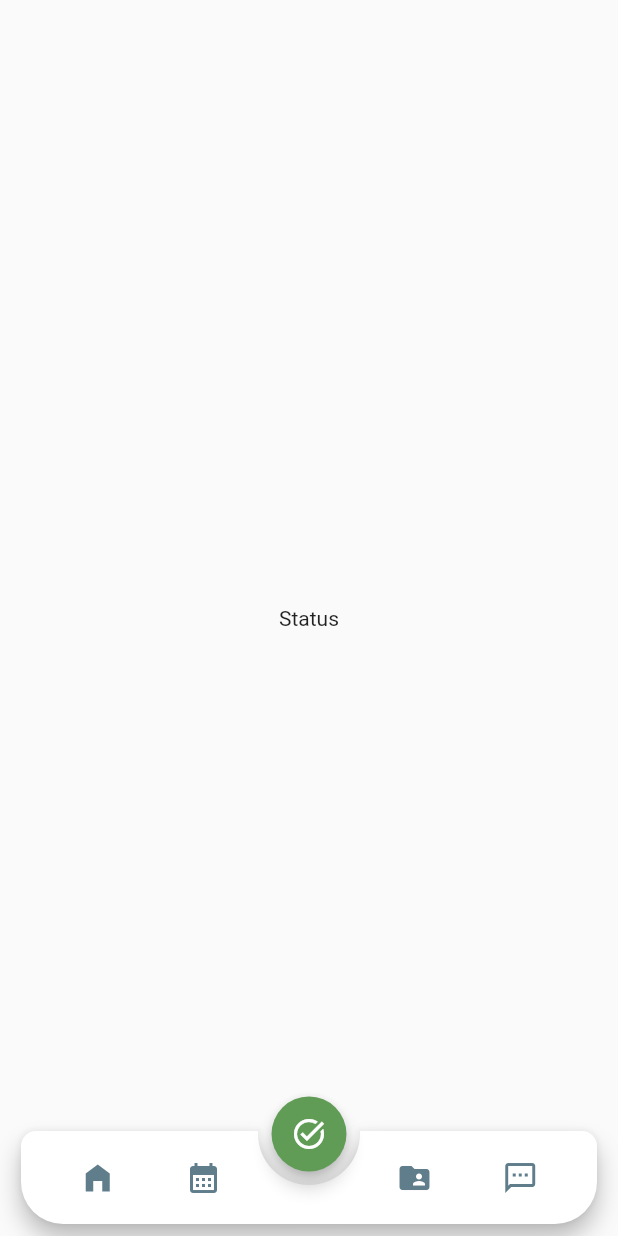
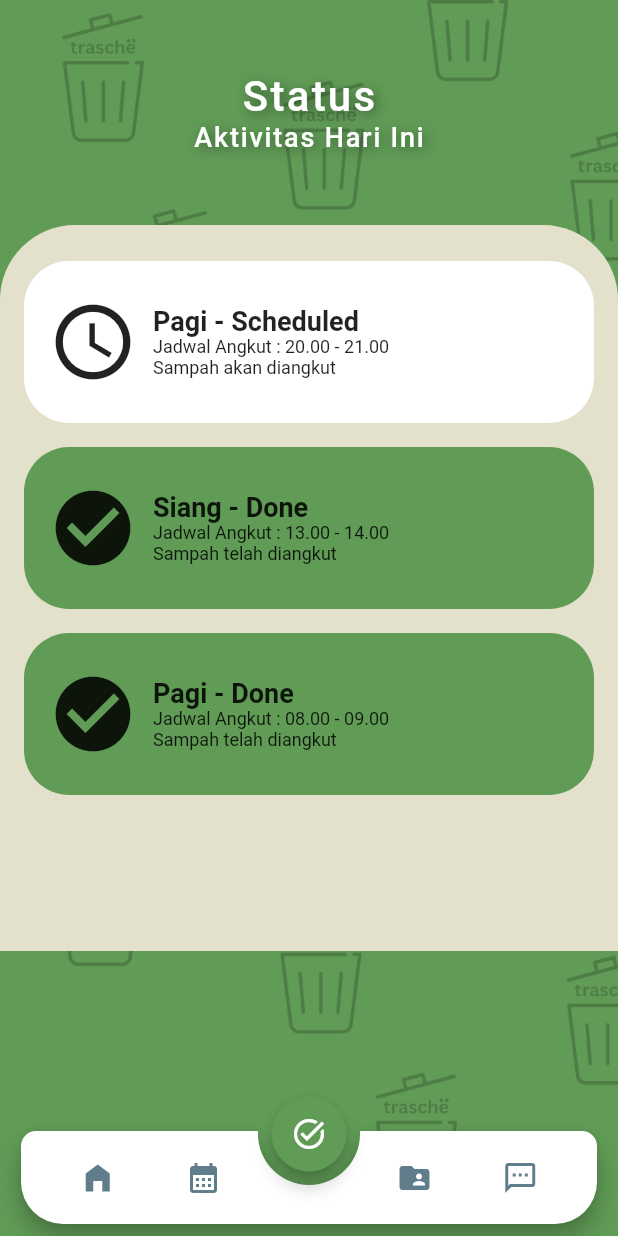
Before and after one commit to nandaeka02/trusche, a Flutter app: the AdminBottomBarPage screen opened directly, on a phone screen of 412 x 824 dp. Run offline on Flutter 3.47's test engine with Material 2 defaults, Android fonts, the phone set to English and light mode, and no system bars; drawn by our look-alikes of animated_notch_bottom_bar; our stand-ins replace contained_tab_bar_view, dropdown_button2, hexcolor.

Commit message:
Membuat page status admin

```diff
--- a/lib/configs/colors.dart
+++ b/lib/configs/colors.dart
@@ -2,6 +2,7 @@ import 'package:flutter/material.dart';
 
 class ConstantColors {
   static const Color primaryColor = Color(0xFF609C56);
+  static const Color primarysplashColor = Color.fromARGB(255, 79, 139, 69);
   static const Color secondaryColor = Color(0xFFE3E1CC);
   static const Color tertiaryColor = Color.fromARGB(255, 196, 196, 196);
   static const Color tertiaryColor20 = Color(0xFFFAF9F9);
--- a/lib/main.dart
+++ b/lib/main.dart
@@ -20,7 +20,7 @@ class MyApp extends StatelessWidget {
       theme: ThemeData(
         primarySwatch: Colors.blue,
       ),
-      home: const UserbotBar(),
+      home: const AdminBottomBarPage(),
     );
   }
 }
--- a/lib/pages/admin/adminSchedule_page.dart
+++ b/lib/pages/admin/adminSchedule_page.dart
@@ -1,6 +1,8 @@
 import 'package:flutter/material.dart';
 import 'package:flutter/src/widgets/framework.dart';
 import 'package:flutter/src/widgets/placeholder.dart';
+import 'package:trusche/configs/colors.dart';
+import 'package:trusche/widgets/schedulecard_widget.dart';
 
 class AdminSchedulePage extends StatefulWidget {
   const AdminSchedulePage({super.key});
@@ -10,12 +12,56 @@ class AdminSchedulePage extends StatefulWidget {
 }
 
 class _AdminSchedulePageState extends State<AdminSchedulePage> {
+  bool isClicked = false;
   @override
   Widget build(BuildContext context) {
     return Scaffold(
-      body: Center(
-        child: Text("Schedule"),
-      )
-    );
+        backgroundColor: ConstantColors.secondaryColor,
+        body: CustomScrollView(
+          slivers: <Widget>[
+            SliverAppBar(
+              centerTitle: true,
+              backgroundColor: Colors.transparent,
+              pinned: false,
+              title: Text(
+                'Schedule',
+                style: TextStyle(
+                    fontSize: 24,
+                    fontWeight: FontWeight.w500,
+                    color: Colors.black),
+              ),
+            ),
+            SliverList(
+              delegate: SliverChildListDelegate(
+                [
+                  Padding(
+                    padding: EdgeInsets.fromLTRB(16, 16, 16, 0),
+                    child: ScheduleCard(
+                      onPressed: () {},
+                      child: Column(
+                        children: [
+                          Icon(Icons.event_available),
+                          Text('Lihat Jadwal', style: TextStyle(fontWeight: FontWeight.bold),)
+                        ],
+                      ),
+                    ),
+                  ),
+                  Padding(
+                    padding: EdgeInsets.fromLTRB(16, 16, 16, 16),
+                    child: ScheduleCard(
+                      onPressed: () {},
+                      child: Column(
+                        children: [
+                          Icon(Icons.edit_calendar),
+                          Text('Atur Jadwal', style: TextStyle(fontWeight: FontWeight.bold),)
+                        ],
+                      ),
+                    ),
+                  ),
+                ],
+              ),
+            ),
+          ],
+        ));
   }
 }
--- a/lib/pages/admin/adminStatus_page.dart
+++ b/lib/pages/admin/adminStatus_page.dart
@@ -1,6 +1,10 @@
 import 'package:flutter/material.dart';
 import 'package:flutter/src/widgets/framework.dart';
 import 'package:flutter/src/widgets/placeholder.dart';
+import 'package:trusche/configs/colors.dart';
+import 'package:trusche/widgets/statusmalamcard_widget.dart';
+import 'package:trusche/widgets/statuspagicard_widget.dart';
+import 'package:trusche/widgets/statussiangcard_widget.dart';
 
 class AdminStatusPage extends StatefulWidget {
   const AdminStatusPage({super.key});
@@ -12,10 +16,100 @@ class AdminStatusPage extends StatefulWidget {
 class _AdminStatusPageState extends State<AdminStatusPage> {
   @override
   Widget build(BuildContext context) {
-    return Scaffold(
-      body: Center(
-        child: Text("Status"),
-      )
+    return Stack(
+      children: <Widget>[
+        Image.asset(
+          "assets/images/Background.png",
+          height: MediaQuery.of(context).size.height,
+          width: MediaQuery.of(context).size.width,
+          fit: BoxFit.cover,
+        ),
+        Scaffold(
+            backgroundColor: Colors.transparent,
+            body: CustomScrollView(
+              slivers: <Widget>[
+                // SliverAppBar(
+                //   backgroundColor: Colors.transparent,
+                //   pinned: false,
+                // ),
+                SliverList(
+                  delegate: SliverChildListDelegate(
+                    [
+                      const SizedBox(
+                        height: 48,
+                      ),
+                      Center(
+                        child: Text(
+                          "Status",
+                          style: TextStyle(
+                              letterSpacing: 1.5,
+                              color: Colors.white,
+                              fontSize: 28,
+                              fontWeight: FontWeight.w500,
+                              shadows: [
+                                Shadow(
+                                  color: Colors.black45,
+                                  offset: Offset(2, 2),
+                                  blurRadius: 10,
+                                ),
+                              ]),
+                        ),
+                      ),
+                      Center(
+                        child: Text(
+                          "Aktivitas Hari Ini",
+                          style: TextStyle(
+                              letterSpacing: 1.2,
+                              color: Colors.white,
+                              fontSize: 18,
+                              fontWeight: FontWeight.w500,
+                              shadows: [
+                                Shadow(
+                                  color: Colors.black45,
+                                  offset: Offset(2, 2),
+                                  blurRadius: 10,
+                                ),
+                              ]),
+                        ),
+                      ),
+                      const SizedBox(
+                        height: 48,
+                      ),
+                      Container(
+                          padding: EdgeInsets.fromLTRB(16, 24, 16, 24),
+                          decoration: const BoxDecoration(
+                            color: ConstantColors.secondaryColor,
+                            borderRadius: BorderRadius.only(
+                              topLeft: Radius.circular(50.0),
+                              topRight: Radius.circular(50.0),
+                            ),
+                          ),
+                          child: Column(
+                            children: [
+                              StatusMalamCard(),
+                              const SizedBox(
+                                height: 16,
+                              ),
+                              StatusSiangCard(),
+                              const SizedBox(
+                                height: 16,
+                              ),
+                              StatusPagiCard(),
+                              // Padding(
+                              //   padding: EdgeInsets.all(24),
+                              //   child:
+                              // ),
+                              const SizedBox(
+                                height: 80,
+                              ),
+                            ],
+                          )),
+                    ],
+                  ),
+                ),
+              ],
+            ))
+      ],
     );
   }
 }
--- /dev/null
+++ b/lib/widgets/schedulecard_widget.dart
@@ -0,0 +1,35 @@
+import 'package:flutter/material.dart';
+import 'package:flutter/src/widgets/framework.dart';
+import 'package:flutter/src/widgets/placeholder.dart';
+import 'package:trusche/configs/colors.dart';
+
+class ScheduleCard extends StatelessWidget {
+  final VoidCallback onPressed;
+  final Widget child;
+
+  ScheduleCard({required this.onPressed, required this.child});
+
+  @override
+  Widget build(BuildContext context) {
+    return Card(
+      color: ConstantColors.primaryColor,
+      margin: EdgeInsets.all(0),
+      elevation: 2,
+      shape: RoundedRectangleBorder(
+        borderRadius: BorderRadius.circular(8),
+      ),
+      child: InkWell(
+        splashColor: ConstantColors.primarysplashColor,
+        borderRadius: BorderRadius.circular(8),
+        onTap: onPressed,
+        child: Container(
+          // height: 58,
+          child: Padding(
+            padding: EdgeInsets.fromLTRB(24, 32, 24, 32),
+            child: child,
+          ),
+        ),
+      ),
+    );
+  }
+}
--- /dev/null
+++ b/lib/widgets/statusmalamcard_widget.dart
@@ -0,0 +1,155 @@
+import 'dart:async';
+
+import 'package:flutter/material.dart';
+import 'package:flutter/src/widgets/framework.dart';
+import 'package:flutter/src/widgets/placeholder.dart';
+import 'package:trusche/configs/colors.dart';
+
+class StatusMalamCard extends StatefulWidget {
+  const StatusMalamCard({super.key});
+
+  @override
+  State<StatusMalamCard> createState() => _StatusMalamCardState();
+}
+
+class _StatusMalamCardState extends State<StatusMalamCard> {
+  Color cardColor = Colors.white;
+  IconData recentIcon = Icons.schedule;
+  String status = '';
+  String desc = '';
+  Timer? timerFirst;
+  Timer? timerLoop;
+
+  @override
+  void initState() {
+    super.initState();
+    setState(() {
+      cardColor = getCurrentColor();
+      recentIcon = getCurrentIcon();
+    });
+    // timerFirst = Timer(Duration(seconds: 1), () {
+    // });
+    timerLoop = Timer.periodic(Duration(seconds: 5), (timer) {
+      setState(() {
+        cardColor = getCurrentColor();
+        recentIcon = getCurrentIcon();
+      });
+    });
+  }
+
+  @override
+  void dispose() {
+    timerFirst?.cancel(); // Menghentikan timer saat widget dihapus
+    timerLoop?.cancel(); // Menghentikan timer saat widget dihapus
+    super.dispose();
+  }
+
+  Color getCurrentColor() {
+    DateTime now = DateTime.now().toUtc().add(const Duration(hours: 7));
+    // Atur waktu pada saat card berubah warna
+    DateTime start = DateTime.utc(now.year, now.month, now.day, 20, 00, 0);
+    DateTime end = DateTime.utc(now.year, now.month, now.day, 21, 00, 0);
+
+    // // Cek apakah waktu saat ini berada di antara waktu yang ditentukan
+    if (now.isAfter(start) && now.isBefore(end)) {
+      print('Kuning');
+      status = 'On Progress';
+      desc = 'Sedang dalam perjalanan';
+      return Colors.yellow; // Warna saat dalam jangka waktu tertentu
+    } else {
+      if (now.isBefore(start)) {
+        print('Putih');
+        status = 'Scheduled';
+        desc = 'Sampah akan diangkut';
+        return Colors.white; // Warna saat di luar jangka waktu tertentu
+      } else {
+        print('Ijo');
+        status = 'Done';
+        desc = 'Sampah telah diangkut';
+        return ConstantColors.primaryColor;
+      }
+    }
+  }
+
+  IconData getCurrentIcon() {
+    DateTime now = DateTime.now().toUtc().add(const Duration(hours: 7));
+    // Atur waktu pada saat card berubah warna
+    DateTime start = DateTime.utc(now.year, now.month, now.day, 20, 00, 0);
+    DateTime end = DateTime.utc(now.year, now.month, now.day, 21, 00, 0);
+
+    // // Cek apakah waktu saat ini berada di antara waktu yang ditentukan
+    if (now.isAfter(start) && now.isBefore(end)) {
+      print('Kuning');
+      return Icons.local_shipping; // Warna saat dalam jangka waktu tertentu
+    } else {
+      if (now.isBefore(start)) {
+        print('Putih');
+        return Icons.schedule; // Warna saat di luar jangka waktu tertentu
+      } else {
+        print('Ijo');
+        return Icons.check_circle;
+      }
+    }
+  }
+
+  @override
+  Widget build(BuildContext context) {
+    return Card(
+      color: Colors.transparent,
+      margin: EdgeInsets.all(0),
+      elevation: 0,
+      shape: RoundedRectangleBorder(
+        borderRadius: BorderRadius.circular(50),
+      ),
+      child: InkWell(
+        splashColor: ConstantColors.primarysplashColor,
+        borderRadius: BorderRadius.circular(50),
+        onTap: () {},
+        child: AnimatedContainer(
+          // height: 58,
+          width: MediaQuery.of(context).size.width,
+          duration:
+              Duration(milliseconds: 500), // Durasi animasi perubahan warna
+          curve: Curves.easeInOut,
+          decoration: BoxDecoration(
+            color: cardColor,
+            borderRadius:
+                BorderRadius.circular(30), // Atur radius border di sini
+          ), // Warna card yang berubah
+          child: Padding(
+            padding: EdgeInsets.fromLTRB(16, 24, 16, 24),
+            child: Row(
+              children: [
+                Icon(
+                  recentIcon,
+                  size: 60,
+                ),
+                SizedBox(
+                  width: 10,
+                ),
+                Column(
+                  crossAxisAlignment: CrossAxisAlignment.start,
+                  children: [
+                    Text(
+                      "Pagi - ${status}",
+                      style:
+                          TextStyle(fontSize: 18, fontWeight: FontWeight.bold),
+                    ),
+                    Text(
+                      "Jadwal Angkut : 20.00 - 21.00",
+                      style: TextStyle(fontSize: 12),
+                    ),
+                    Text(
+                      "${desc}",
+                      style: TextStyle(fontSize: 12),
+                    ),
+                  ],
+                )
+              ],
+            ),
+          ),
+        ),
+      ),
+    );
+  }
+}
--- /dev/null
+++ b/lib/widgets/statuspagicard_widget.dart
@@ -0,0 +1,156 @@
+import 'dart:async';
+
+import 'package:flutter/material.dart';
+import 'package:flutter/src/widgets/framework.dart';
+import 'package:flutter/src/widgets/placeholder.dart';
+import 'package:intl/intl.dart';
+import 'package:trusche/configs/colors.dart';
+
+class StatusPagiCard extends StatefulWidget {
+  const StatusPagiCard({super.key});
+
+  @override
+  State<StatusPagiCard> createState() => _StatusPagiCardState();
+}
+
+class _StatusPagiCardState extends State<StatusPagiCard> {
+  Color cardColor = Colors.white;
+  IconData recentIcon = Icons.schedule;
+  String status = '';
+  String desc = '';
+  Timer? timerFirst;
+  Timer? timerLoop;
+
+  @override
+  void initState() {
+    super.initState();
+    setState(() {
+      cardColor = getCurrentColor();
+      recentIcon = getCurrentIcon();
+    });
+    // timerFirst = Timer(Duration(seconds: 1), () {
+    // });
+    timerLoop = Timer.periodic(Duration(seconds: 5), (timer) {
+      setState(() {
+        cardColor = getCurrentColor();
+        recentIcon = getCurrentIcon();
+      });
+    });
+  }
+
+  @override
+  void dispose() {
+    timerFirst?.cancel(); // Menghentikan timer saat widget dihapus
+    timerLoop?.cancel(); // Menghentikan timer saat widget dihapus
+    super.dispose();
+  }
+
+  Color getCurrentColor() {
+    DateTime now = DateTime.now().toUtc().add(const Duration(hours: 7));
+    // Atur waktu pada saat card berubah warna
+    DateTime start = DateTime.utc(now.year, now.month, now.day, 8, 0, 0);
+    DateTime end = DateTime.utc(now.year, now.month, now.day, 9, 0, 0);
+
+    // // Cek apakah waktu saat ini berada di antara waktu yang ditentukan
+    if (now.isAfter(start) && now.isBefore(end)) {
+      print('Kuning');
+      status = 'On Progress';
+      desc = 'Sedang dalam perjalanan';
+      return Colors.yellow; // Warna saat dalam jangka waktu tertentu
+    } else {
+      if (now.isBefore(start)) {
+        print('Putih');
+        status = 'Scheduled';
+        desc = 'Sampah akan diangkut';
+        return Colors.white; // Warna saat di luar jangka waktu tertentu
+      } else {
+        print('Ijo');
+        status = 'Done';
+        desc = 'Sampah telah diangkut';
+        return ConstantColors.primaryColor;
+      }
+    }
+  }
+
+  IconData getCurrentIcon() {
+    DateTime now = DateTime.now().toUtc().add(const Duration(hours: 7));
+    // Atur waktu pada saat card berubah warna
+    DateTime start = DateTime.utc(now.year, now.month, now.day, 8, 0, 0);
+    DateTime end = DateTime.utc(now.year, now.month, now.day, 9, 0, 0);
+
+    // // Cek apakah waktu saat ini berada di antara waktu yang ditentukan
+    if (now.isAfter(start) && now.isBefore(end)) {
+      print('Kuning');
+      return Icons.local_shipping; // Warna saat dalam jangka waktu tertentu
+    } else {
+      if (now.isBefore(start)) {
+        print('Putih');
+        return Icons.schedule; // Warna saat di luar jangka waktu tertentu
+      } else {
+        print('Ijo');
+        return Icons.check_circle;
+      }
+    }
+  }
+
+  @override
+  Widget build(BuildContext context) {
+    return Card(
+      color: Colors.transparent,
+      margin: EdgeInsets.all(0),
+      elevation: 0,
+      shape: RoundedRectangleBorder(
+        borderRadius: BorderRadius.circular(50),
+      ),
+      child: InkWell(
+        splashColor: ConstantColors.primarysplashColor,
+        borderRadius: BorderRadius.circular(50),
+        onTap: () {},
+        child: AnimatedContainer(
+          // height: 58,
+          width: MediaQuery.of(context).size.width,
+          duration:
+              Duration(milliseconds: 500), // Durasi animasi perubahan warna
+          curve: Curves.easeInOut,
+          decoration: BoxDecoration(
+            color: cardColor,
+            borderRadius:
+                BorderRadius.circular(30), // Atur radius border di sini
+          ), // Warna card yang berubah
+          child: Padding(
+            padding: EdgeInsets.fromLTRB(16, 24, 16, 24),
+            child: Row(
+              children: [
+                Icon(
+                  recentIcon,
+                  size: 60,
+                ),
+                SizedBox(
+                  width: 10,
+                ),
+                Column(
+                  crossAxisAlignment: CrossAxisAlignment.start,
+                  children: [
+                    Text(
+                      "Pagi - ${status}",
+                      style:
+                          TextStyle(fontSize: 18, fontWeight: FontWeight.bold),
+                    ),
+                    Text(
+                      "Jadwal Angkut : 08.00 - 09.00",
+                      style: TextStyle(fontSize: 12),
+                    ),
+                    Text(
+                      "${desc}",
+                      style: TextStyle(fontSize: 12),
+                    ),
+                  ],
+                )
+              ],
+            ),
+          ),
+        ),
+      ),
+    );
+  }
+}
--- /dev/null
+++ b/lib/widgets/statussiangcard_widget.dart
@@ -0,0 +1,155 @@
+import 'dart:async';
+
+import 'package:flutter/material.dart';
+import 'package:flutter/src/widgets/framework.dart';
+import 'package:flutter/src/widgets/placeholder.dart';
+import 'package:trusche/configs/colors.dart';
+
+class StatusSiangCard extends StatefulWidget {
+  const StatusSiangCard({super.key});
+
+  @override
+  State<StatusSiangCard> createState() => _StatusSiangCardState();
+}
+
+class _StatusSiangCardState extends State<StatusSiangCard> {
+  Color cardColor = Colors.white;
+  IconData recentIcon = Icons.schedule;
+  String status = '';
+  String desc = '';
+  Timer? timerFirst;
+  Timer? timerLoop;
+
+  @override
+  void initState() {
+    super.initState();
+    setState(() {
+      cardColor = getCurrentColor();
+      recentIcon = getCurrentIcon();
+    });
+    // timerFirst = Timer(Duration(seconds: 1), () {
+    // });
+    timerLoop = Timer.periodic(Duration(seconds: 5), (timer) {
+      setState(() {
+        cardColor = getCurrentColor();
+        recentIcon = getCurrentIcon();
+      });
+    });
+  }
+
+  @override
+  void dispose() {
+    timerFirst?.cancel(); // Menghentikan timer saat widget dihapus
+    timerLoop?.cancel(); // Menghentikan timer saat widget dihapus
+    super.dispose();
+  }
+
+  Color getCurrentColor() {
+    DateTime now = DateTime.now().toUtc().add(const Duration(hours: 7));
+    // Atur waktu pada saat card berubah warna
+    DateTime start = DateTime.utc(now.year, now.month, now.day, 13, 0, 0);
+    DateTime end = DateTime.utc(now.year, now.month, now.day, 14, 0, 0);
+
+    // // Cek apakah waktu saat ini berada di antara waktu yang ditentukan
+    if (now.isAfter(start) && now.isBefore(end)) {
+      print('Kuning');
+      status = 'On Progress';
+      desc = 'Sedang dalam perjalanan';
+      return Colors.yellow; // Warna saat dalam jangka waktu tertentu
+    } else {
+      if (now.isBefore(start)) {
+        print('Putih');
+        status = 'Scheduled';
+        desc = 'Sampah akan diangkut';
+        return Colors.white; // Warna saat di luar jangka waktu tertentu
+      } else {
+        print('Ijo');
+        status = 'Done';
+        desc = 'Sampah telah diangkut';
+        return ConstantColors.primaryColor;
+      }
+    }
+  }
+
+  IconData getCurrentIcon() {
+    DateTime now = DateTime.now().toUtc().add(const Duration(hours: 7));
+    // Atur waktu pada saat card berubah warna
+    DateTime start = DateTime.utc(now.year, now.month, now.day, 13, 0, 0);
+    DateTime end = DateTime.utc(now.year, now.month, now.day, 14, 0, 0);
+
+    // // Cek apakah waktu saat ini berada di antara waktu yang ditentukan
+    if (now.isAfter(start) && now.isBefore(end)) {
+      print('Kuning');
+      return Icons.local_shipping; // Warna saat dalam jangka waktu tertentu
+    } else {
+      if (now.isBefore(start)) {
+        print('Putih');
+        return Icons.schedule; // Warna saat di luar jangka waktu tertentu
+      } else {
+        print('Ijo');
+        return Icons.check_circle;
+      }
+    }
+  }
+
+  @override
+  Widget build(BuildContext context) {
+    return Card(
+      color: Colors.transparent,
+      margin: EdgeInsets.all(0),
+      elevation: 0,
+      shape: RoundedRectangleBorder(
+        borderRadius: BorderRadius.circular(50),
+      ),
+      child: InkWell(
+        splashColor: ConstantColors.primarysplashColor,
+        borderRadius: BorderRadius.circular(50),
+        onTap: () {},
+        child: AnimatedContainer(
+          // height: 58,
+          width: MediaQuery.of(context).size.width,
+          duration:
+              Duration(milliseconds: 500), // Durasi animasi perubahan warna
+          curve: Curves.easeInOut,
+          decoration: BoxDecoration(
+            color: cardColor,
+            borderRadius:
+                BorderRadius.circular(30), // Atur radius border di sini
+          ), // Warna card yang berubah
+          child: Padding(
+            padding: EdgeInsets.fromLTRB(16, 24, 16, 24),
+            child: Row(
+              children: [
+                Icon(
+                  recentIcon,
+                  size: 60,
+                ),
+                SizedBox(
+                  width: 10,
+                ),
+                Column(
+                  crossAxisAlignment: CrossAxisAlignment.start,
+                  children: [
+                    Text(
+                      "Siang - ${status}",
+                      style:
+                          TextStyle(fontSize: 18, fontWeight: FontWeight.bold),
+                    ),
+                    Text(
+                      "Jadwal Angkut : 13.00 - 14.00",
+                      style: TextStyle(fontSize: 12),
+                    ),
+                    Text(
+                      "${desc}",
+                      style: TextStyle(fontSize: 12),
+                    ),
+                  ],
+                )
+              ],
+            ),
+          ),
+        ),
+      ),
+    );
+  }
+}
--- a/pubspec.yaml
+++ b/pubspec.yaml
@@ -34,6 +34,7 @@ dependencies:
   hexcolor: ^3.0.1
   contained_tab_bar_view: ^0.8.0
   dropdown_button2: ^2.1.2
+  intl: ^0.18.1
 
 
 
```
Also changed, not shown: pubspec.lock.
